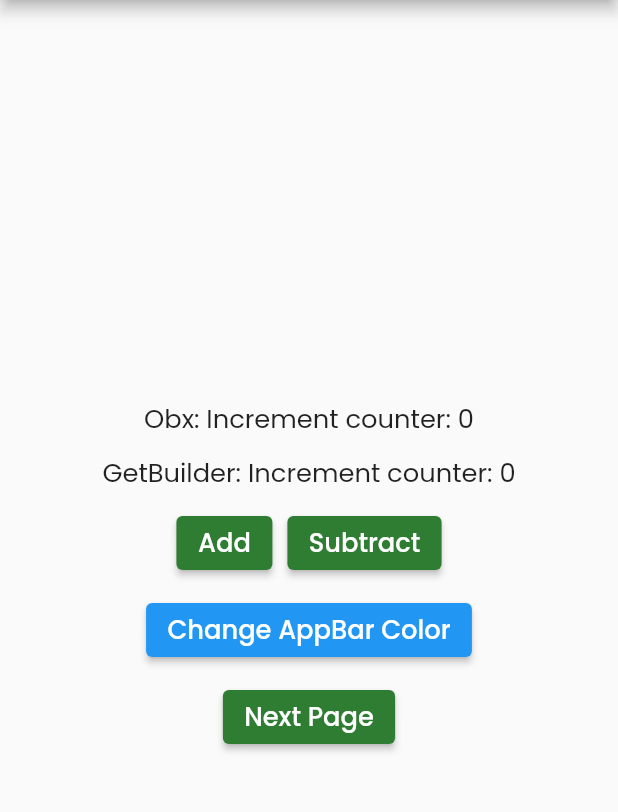
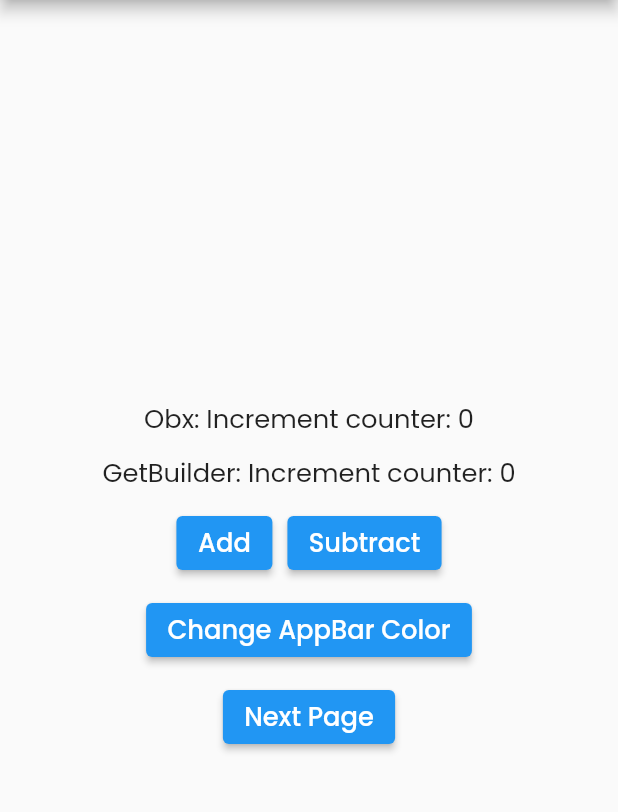
Before and after one commit to ozaenzenzen/latihan-flutter-getx2, a Flutter app: the screen it shows after launch, on a phone screen of 412 x 824 dp, the part 84-896 px from its top. Run offline on Flutter 3.47's test engine with Material 2 defaults, Android fonts, the phone set to English and light mode, and no system bars; our stand-ins replace flutter_screenutil, get, google_fonts.

Commit message:
update homepage: use get find

```diff
--- a/lib/homepage.dart
+++ b/lib/homepage.dart
@@ -13,13 +13,13 @@ class HomePage extends StatefulWidget {
 }
 
 class _HomePageState extends State<HomePage> {
-  IncreDecreController? controller;
-  AppThemeController? appThemeController;
+  IncreDecreController? controller = Get.find<IncreDecreController>();
+  AppThemeController? appThemeController = Get.find<AppThemeController>();
 
   @override
   void initState() {
-    controller = Get.put(IncreDecreController());
-    appThemeController = Get.put(AppThemeController());
+    // controller = Get.put(IncreDecreController());
+    // appThemeController = Get.put(AppThemeController());
     super.initState();
   }
 
@@ -64,7 +64,8 @@ class _HomePageState extends State<HomePage> {
                 children: [
                   ElevatedButton(
                     style: ElevatedButton.styleFrom(
-                      primary: Colors.green.shade800,
+                      primary: appThemeController!.currentColor.value,
+                      // primary: Colors.green.shade800,
                     ),
                     onPressed: () {
                       setState(() {
@@ -77,7 +78,8 @@ class _HomePageState extends State<HomePage> {
                   const SizedBox(width: 10),
                   ElevatedButton(
                     style: ElevatedButton.styleFrom(
-                      primary: Colors.green.shade800,
+                      primary: appThemeController!.currentColor.value,
+                      // primary: Colors.green.shade800,
                     ),
                     onPressed: () {
                       setState(() {
@@ -105,7 +107,8 @@ class _HomePageState extends State<HomePage> {
               const SizedBox(height: 10),
               ElevatedButton(
                 style: ElevatedButton.styleFrom(
-                  primary: Colors.green.shade800,
+                  primary: appThemeController!.currentColor.value,
+                  // primary: Colors.green.shade800,
                 ),
                 onPressed: () {
                   Get.to(() => const SecondPage());
```
